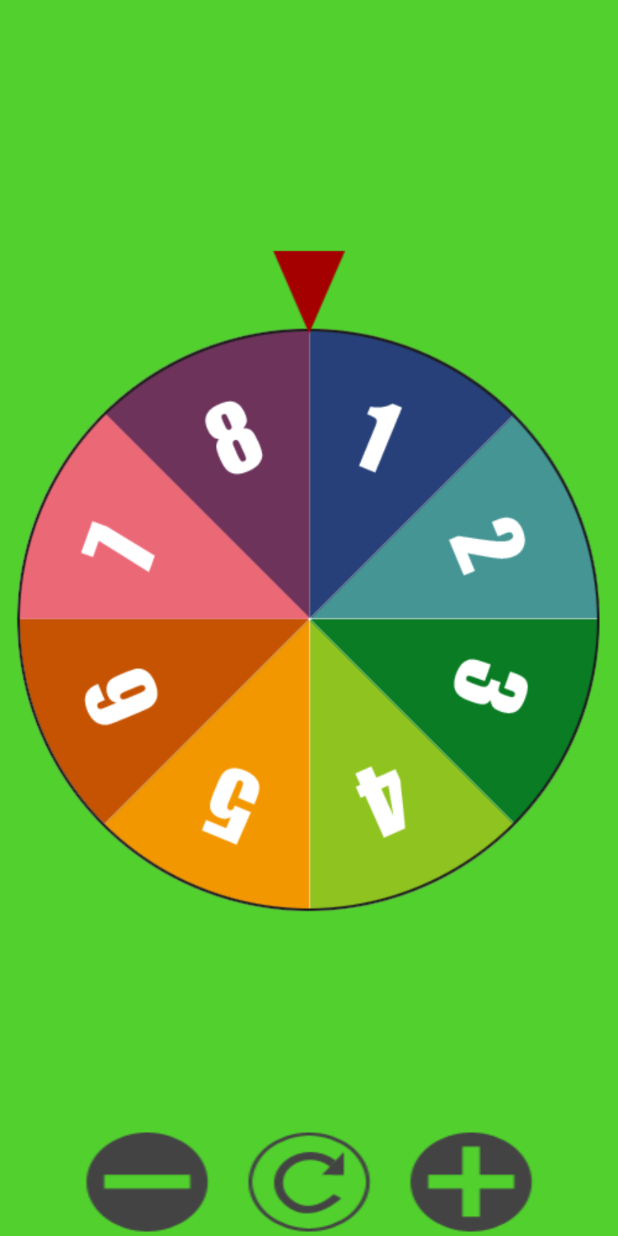
After one commit to Angel266333/FortuneTeller, an Android app: the layout roulette_view.xml on its own in the app's theme, with its tools: preview values and no code run, on a phone screen of 412 x 824 dp. The commit adds this screen. Run offline under Robolectric (Android 15) with nearby library versions, the phone set to English and light mode, and no system bars.

Commit message:
Start work on Roulette

```diff
--- a/app/src/main/java/com/angel266489/fortuneteller/MainActivity.java
+++ b/app/src/main/java/com/angel266489/fortuneteller/MainActivity.java
@@ -6,6 +6,9 @@ import android.support.v7.app.ActionBarDrawerToggle;
 import android.support.v7.app.AppCompatActivity;
 import android.os.Bundle;
 import android.support.v7.widget.Toolbar;
+
+// Thanks for the tutorials and inspiration for some of the code from the user https://github.com/haroon47.
+// All credits go to their respective owners.
 
 public class MainActivity extends AppCompatActivity {
 
--- /dev/null
+++ b/app/src/main/java/com/angel266489/fortuneteller/RouletteActivity.java
@@ -0,0 +1,4 @@
+package com.angel266489.fortuneteller;
+
+public class RouletteActivity {
+}
--- /dev/null
+++ b/app/src/main/res/layout/roulette_view.xml
@@ -0,0 +1,70 @@
+<?xml version="1.0" encoding="utf-8"?>
+<LinearLayout
+    xmlns:android="http://schemas.android.com/apk/res/android"
+    android:orientation="vertical"
+    android:id="@+id/LinearLayout1"
+    android:layout_width="match_parent"
+    android:background="#51D02E"
+    android:layout_height="match_parent">
+
+
+    <RelativeLayout
+        android:layout_width="match_parent"
+        android:layout_height="match_parent"
+        android:layout_weight="1.0">
+
+
+        <ImageView
+            android:layout_width="wrap_content"
+            android:layout_height="wrap_content"
+            android:src="@drawable/roulette_8"
+            android:adjustViewBounds="true"
+            android:id="@+id/rouletteImage"
+            android:layout_centerHorizontal="true"
+            android:layout_centerVertical="true"
+            />
+
+        <Button android:id="@+id/buttonStart"
+            android:layout_width="wrap_content"
+            android:layout_height="wrap_content"
+            android:layout_alignParentBottom="true"
+            android:onClick="onClickButtonRotation"
+            android:layout_centerHorizontal="true"
+            android:background="@drawable/start">
+
+        </Button>
+
+        <ImageView android:id="@+id/imageSelected"
+            android:layout_width="wrap_content"
+            android:layout_height="wrap_content"
+            android:layout_marginBottom="-25dp"
+            android:src="@drawable/selected"
+            android:layout_above="@+id/rouletteImage"
+            android:layout_centerHorizontal="true">
+
+        </ImageView>
+
+        <Button android:id="@+id/buttonUp"
+            android:layout_width="wrap_content"
+            android:layout_height="wrap_content"
+            android:background="@drawable/up"
+            android:onClick="buttonUp"
+            android:layout_marginLeft="20dp"
+            android:layout_toRightOf="@+id/buttonStart"
+            android:layout_alignParentBottom="true">
+
+        </Button>
+
+        <Button
+            android:layout_width="wrap_content"
+            android:layout_height="wrap_content"
+            android:id="@+id/buttonDown"
+            android:background="@drawable/down"
+            android:layout_marginRight="20dp"
+            android:onClick="buttonDown"
+            android:layout_toLeftOf="@+id/buttonStart"
+            android:layout_alignParentBottom="true" />
+
+    </RelativeLayout>
+
+</LinearLayout>
```
Also changed, not shown: app/src/main/res/drawable/down.png (added), app/src/main/res/drawable/roulette.png (added), app/src/main/res/drawable/roulette_10.png (added), app/src/main/res/drawable/roulette_2.png (added), app/src/main/res/drawable/roulette_3.png (added), app/src/main/res/drawable/roulette_4.png (added), app/src/main/res/drawable/roulette_5.png (added), app/src/main/res/drawable/roulette_6.png (added), app/src/main/res/drawable/roulette_7.png (added), app/src/main/res/drawable/roulette_8.png (added), app/src/main/res/drawable/roulette_9.png (added), app/src/main/res/drawable/selected.png (added), app/src/main/res/drawable/start.png (added), app/src/main/res/drawable/up.png (added), 1 more files, 1 other file.
